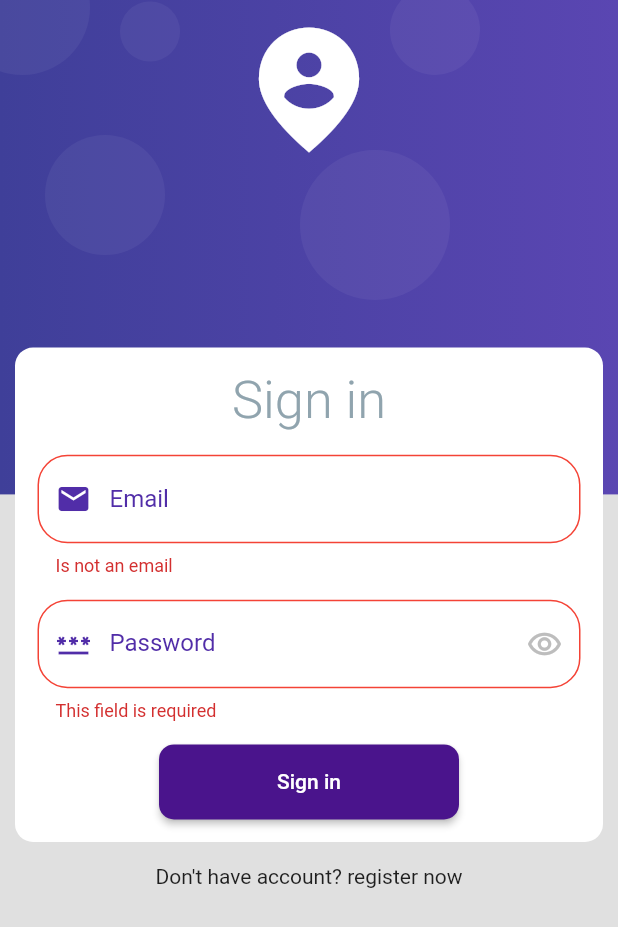
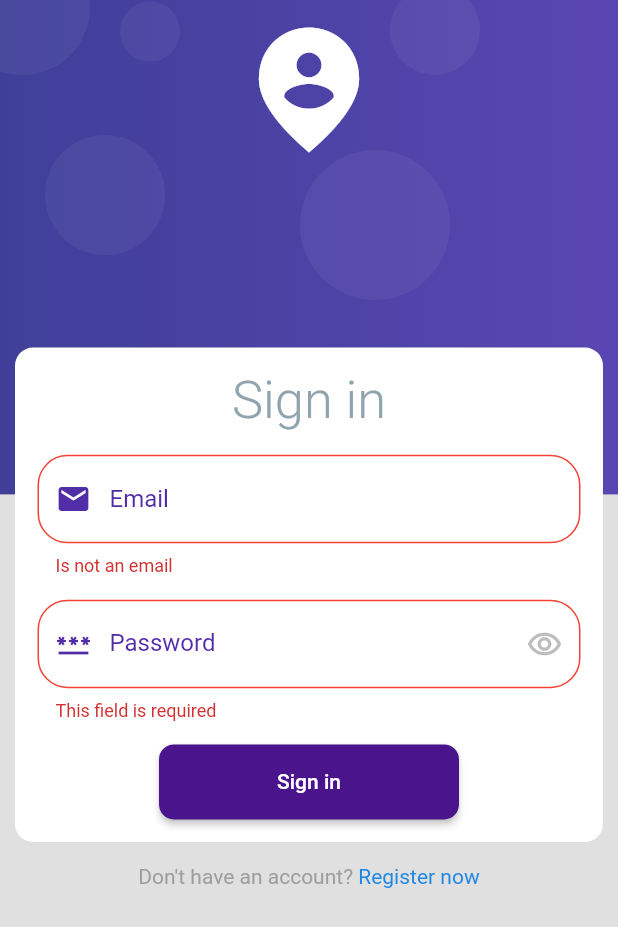
Before and after one commit to victorsdd01/products_app, a Flutter app: the LoginPage screen opened by its route, after a tap on "Sign in", on a phone screen of 412 x 824 dp. Shown: the top 927 px of the screen. Run offline on Flutter 3.47's test engine with Material 2 defaults, Android fonts, the phone set to English and light mode, and no system bars; our stand-ins replace dio, firebase_core, image_picker, shared_preferences; accounts and stored records are empty; network calls fail.

```diff
--- a/lib/main.dart
+++ b/lib/main.dart
@@ -16,6 +16,8 @@ void main() async {
         ChangeNotifierProvider(create: (context) => LoginFormProvider()),
         ChangeNotifierProvider(create: (context) => ProductsProvider()),
         ChangeNotifierProvider(create: (context) => ProductServices()),
+        ChangeNotifierProvider(create: (context) => AuthService()),
+        ChangeNotifierProvider(create: (context) => SignUpProvider()),
       ],
       child: const MyApp(),
     )
--- /dev/null
+++ b/lib/src/models/auth.dart
@@ -0,0 +1,92 @@
+class Auth {
+
+  String kind;
+  String idToken;
+  String email;
+  String refreshToken;
+  String expiresIn;
+  String localId;
+
+  Auth({
+    required this.kind,
+    required this.idToken,
+    required this.email,
+    required this.refreshToken,
+    required this.expiresIn,
+    required this.localId,
+  });
+
+  factory Auth.fromMap(Map<String,dynamic> json) => Auth(
+    kind: json['kind'],
+    idToken: json['idToken'],
+    email: json['email'],
+    refreshToken: json['refreshToken'],
+    expiresIn: json['expiresIn'],
+    localId: json['localId'],
+  );
+
+
+  Map<String, dynamic> toMap() => {
+    "kind": kind,
+    "idToken": idToken,
+    "email": email,
+    "refreshToken": refreshToken,
+    "expiresIn": expiresIn,
+    "localId": localId,
+  };
+
+}
+
+class AuthLogin{
+
+  String kind;
+  String localId;
+  String email;
+  String displayName;
+  String idToken;
+  bool registered;
+
+  AuthLogin({
+    required this.kind,
+    required this.localId,
+    required this.email,
+    required this.displayName,
+    required this.idToken,
+    required this.registered,
+  });
+
+  factory AuthLogin.fromMap(Map<String,dynamic> json) => AuthLogin(
+      kind       : json ['kind'],
+      localId    : json ['localId'],
+      email      : json ['email'],
+      displayName: json ['displayName'],
+      idToken    : json ['idToken'],
+      registered : json ['registered']
+  );
+
+  Map<String,dynamic> topMap() => {
+    "kind": kind,
+    "localId": localId,
+    "email": email,
+    "displayName": displayName,
+    "idToken": idToken,
+    "registered": registered,
+  };
+
+}
+
+
+class AuthError {
+
+  int code;
+  String message;
+   AuthError({
+    required this.code,
+    required this.message,
+   });
+
+  factory AuthError.fromMap(Map<String,dynamic> json) => AuthError(
+    code: json['code'],
+    message: json['message']
+  );
+}
--- a/lib/src/models/models.dart
+++ b/lib/src/models/models.dart
@@ -1 +1,5 @@
+
+
 export 'package:productos_app/src/models/products.dart';
+export 'package:productos_app/src/models/user.dart';
+export 'package:productos_app/src/models/auth.dart';
--- /dev/null
+++ b/lib/src/models/user.dart
@@ -0,0 +1,34 @@
+
+
+class NewUser{
+
+  String email;
+  String password;
+
+  NewUser({
+    required this.email,
+    required this.password,
+  });
+
+  Map<String, dynamic> toMap() => {
+    "email": email,
+    "password": password,
+  };
+
+}
+
+
+class User{
+  String email;
+  String password;
+
+  User({
+    required this.email,
+    required this.password,
+  });
+
+  Map<String,dynamic> toMap() => {
+    "email":email,
+    "password":password,
+  };
+}
--- a/lib/src/providers/login_form_provider.dart
+++ b/lib/src/providers/login_form_provider.dart
@@ -1,3 +1,5 @@
+
+// ignore_for_file: prefer_final_fields
 
 import 'package:flutter/cupertino.dart';
 
@@ -5,22 +7,44 @@ class LoginFormProvider extends ChangeNotifier{
 
    GlobalKey<FormState> formKey =  GlobalKey<FormState>();
 
-    String email= '';
-    String password = '';
+    String _email= '';
+    String _password = '';
+    bool _showPassword = true;
+    bool _autoFocus = true;
+    bool _isEnableEmail = true;
+    bool _isEnablePass  = false;
+    FocusNode emailFnode = FocusNode();
+    FocusNode passwordFnode = FocusNode();
 
-    bool _isLoading = false;
+    String get email => _email;
+    String get password => _password;
+    bool   get showPassword => _showPassword;
+    bool   get autoFocus => _autoFocus;
+    bool   get isEnableEmail => _isEnableEmail;
+    bool   get isEnablePass => _isEnablePass;
 
-    bool get isLoading => _isLoading;
-
-    set isLoading(bool value){
-      _isLoading = value;
+    set email(String value){
+      _email = value;
       notifyListeners();
     }
+    set password(String value){
+      _password = value;
+      notifyListeners();
+    }
+    set showPassword(bool value){
+      _showPassword = value;
+      notifyListeners();
+    }
+
 
     bool isValidForm(){
       return formKey.currentState?.validate() ?? false;
     }
 
-
-
+    @override
+  void dispose() {
+    emailFnode.dispose();
+    passwordFnode.dispose();
+    super.dispose();
+  }
 }
--- a/lib/src/providers/providers.dart
+++ b/lib/src/providers/providers.dart
@@ -1,3 +1,4 @@
+export 'package:productos_app/src/providers/sign_up_provider.dart';
 export 'package:productos_app/src/providers/products_provider.dart';
 export  'package:productos_app/src/providers/login_form_provider.dart';
 export 'package:productos_app/src/providers/session_provider.dart';
--- a/lib/src/routes/routes.dart
+++ b/lib/src/routes/routes.dart
@@ -4,12 +4,13 @@ import 'package:productos_app/src/ui/pages/pages.dart';
 
 class AppRoutes{
 
-    static const String initialRoute= 'home';
+    static const String initialRoute= 'login';
     static Map<String, Widget Function(BuildContext)> routes = {
 
-      'login' : (context) => const LoginPage(),
-      'home'  : (context) => const HomePage(),
-      'test'  : (context) => const TestPage(),
+      'login'    : (_) => const LoginPage(),
+      'register' : (_) => const RegisterUser(),
+      'home'     : (_) => const HomePage(),
+      'test'     : (_) => const TestPage(),
 
     };
 }
--- a/lib/src/services/services.dart
+++ b/lib/src/services/services.dart
@@ -1 +1,3 @@
+
 export 'package:productos_app/src/services/product_services.dart';
+export 'package:productos_app/src/services/auth_service.dart';
--- a/lib/src/ui/pages/pages.dart
+++ b/lib/src/ui/pages/pages.dart
@@ -1,7 +1,8 @@
 //pages
 
+export 'package:productos_app/src/ui/pages/login/login_page.dart';
+export 'package:productos_app/src/ui/pages/register/register.dart';
 export 'package:productos_app/src/ui/pages/test.dart';
-export 'package:productos_app/src/ui/pages/login/login_page.dart';
 
 //-- material
 
--- a/lib/src/ui/themes/theme.dart
+++ b/lib/src/ui/themes/theme.dart
@@ -8,7 +8,6 @@ class AppTheme{
     return ThemeData.light().copyWith(
       scaffoldBackgroundColor: Colors.grey.shade300,
       inputDecorationTheme:  InputDecorationTheme(
-
         labelStyle: TextStyle(color: Colors.deepPurple.shade700),
         hintStyle: TextStyle(color: Colors.grey.shade400),
         prefixIconColor: Colors.deepPurple.shade700,
--- a/lib/src/widgets/buttons/customButton.dart
+++ b/lib/src/widgets/buttons/customButton.dart
@@ -12,7 +12,8 @@ class CustomButtom extends StatelessWidget {
     this.height,
     required this.text,
     this.textColor,
-    this.backgroundColor
+    this.backgroundColor,
+    this.child,
   });
 
 
@@ -23,6 +24,7 @@ class CustomButtom extends StatelessWidget {
   final String text;
   final Color? textColor;
   final Color? backgroundColor;
+  final Widget? child;
 
   @override
   Widget build(BuildContext context) {
@@ -35,7 +37,7 @@ class CustomButtom extends StatelessWidget {
       disabledColor: Colors.grey.shade500,
       minWidth: width != null ? width! * 10 : 0,
       height: height,
-      child: Text(text,style: TextStyle(
+      child: child ?? Text(text,style: TextStyle(
           color: textColor ??  Colors.black
         ),
       ),
--- a/lib/src/widgets/loginForm/loginForm.dart
+++ b/lib/src/widgets/loginForm/loginForm.dart
@@ -1,10 +1,13 @@
-// ignore_for_file: file_names
+// ignore_for_file: file_names, dead_code
+import 'package:flutter/gestures.dart';
+import 'package:productos_app/src/models/user.dart';
 import 'package:productos_app/src/providers/providers.dart';
+import 'package:productos_app/src/services/auth_service.dart';
 import 'package:productos_app/src/ui/pages/pages.dart';
 import 'package:productos_app/src/widgets/widgtes.dart';
 import 'package:provider/provider.dart';
 
-class LoginForm extends StatefulWidget {
+class LoginForm extends StatelessWidget {
   const LoginForm({
     super.key,
     required this.size,
@@ -13,38 +16,10 @@ class LoginForm extends StatefulWidget {
   final Size size;
 
   @override
-  State<LoginForm> createState() => _LoginFormState();
-}
-
-class _LoginFormState extends State<LoginForm> {
-
-  final TextEditingController emailController =  TextEditingController();
-  late bool showPassword = true;
-  late bool autoFocus = true;
-  late bool isEnableEmail = true;
-  late bool isEnablePass  = false;
-  late FocusNode emailFnode;
-  late FocusNode passwordFnode;
-
-  @override
-  void initState() {
-    super.initState();
-    emailFnode =  FocusNode();
-    passwordFnode =  FocusNode();
-  }
-
-  @override
-  void dispose() {
-    emailController.dispose();
-    emailFnode.dispose();
-    passwordFnode.dispose();
-    super.dispose();
-  }
-
-  @override
   Widget build(BuildContext context) {
 
     final LoginFormProvider loginFormProvider =  Provider.of<LoginFormProvider>(context);
+    final AuthService authService = Provider.of<AuthService>(context);
 
     return SingleChildScrollView(
       child: Column(
@@ -56,8 +31,8 @@ class _LoginFormState extends State<LoginForm> {
               borderRadius: BorderRadius.circular(12.0)
             ),
            margin: const  EdgeInsets.only(left:10.0, right: 10.0),
-           width: widget.size.width,
-           height: widget.size.height * 0.40,
+           width: size.width,
+           height: size.height * 0.40,
            child:Form(
             key: loginFormProvider.formKey,
              child: Column(
@@ -74,23 +49,32 @@ class _LoginFormState extends State<LoginForm> {
                 const Spacer(),
                 TextFormField(
                   //enabled: isEnableEmail,
-                  focusNode: emailFnode,
+                  focusNode: loginFormProvider.emailFnode,
                   textInputAction: TextInputAction.next,
                   cursorColor: Colors.deepPurple.shade700,
-                  autofocus: true,
+                  autofocus: loginFormProvider.autoFocus,
                   keyboardType: TextInputType.text,
                   decoration:  InputDecoration(
                     labelText: 'Email',
-                    labelStyle: TextStyle(color: isEnableEmail ? Colors.deepPurple.shade700 : Colors.grey.shade400 ),
-                    prefixIcon: Icon(Icons.email, color: isEnableEmail ? Colors.deepPurple.shade700 : Colors.grey.shade400,),
+                    labelStyle: TextStyle(color: loginFormProvider.isEnableEmail ? Colors.deepPurple.shade700 : Colors.grey.shade400 ),
+                    prefixIcon: Icon(Icons.email, color: loginFormProvider.isEnableEmail ? Colors.deepPurple.shade700 : Colors.grey.shade400,),
                     hintText: 'Email',
-
+                    errorText: authService.validEmail ? null : 'Incorrect email',
+                    // enabledBorder: authService.validEmail
+                    // ? OutlineInputBorder(
+                    //     borderSide: BorderSide(color: Colors.green.shade300,),
+                    //     borderRadius: BorderRadius.circular(20)
+                    //   )
+                    // : null
                   ),
                   onFieldSubmitted: (value) {
-                    emailFnode.unfocus();
-                    FocusScope.of(context).requestFocus(passwordFnode);
+                    loginFormProvider.emailFnode.unfocus();
+                    FocusScope.of(context).requestFocus(loginFormProvider.passwordFnode);
                   },
-                  onChanged: (value) => loginFormProvider.email = value,
+                  onChanged: (value) {
+                    loginFormProvider.email = value;
+                    if(!authService.validEmail) authService.validEmail = true;
+                  },
                   validator: (value) {
                      String pattern = r'^(([^<>()[\]\\.,;:\s@\"]+(\.[^<>()[\]\\.,;:\s@\"]+)*)|(\".+\"))@((\[[0-9]{1,3}\.[0-9]{1,3}\.[0-9]{1,3}\.[0-9]{1,3}\])|(([a-zA-Z\-0-9]+\.)+[a-zA-Z]{2,}))$';
                      RegExp regExp  =  RegExp(pattern);
@@ -102,33 +86,36 @@ class _LoginFormState extends State<LoginForm> {
                 ),
                 const Spacer(),
                  TextFormField(
-                  focusNode: passwordFnode,
+                  focusNode: loginFormProvider.passwordFnode,
                   cursorColor: Colors.deepPurple.shade700,
                   decoration: InputDecoration(
+                    errorText: authService.validPassword ? null : 'Incorrect password',
                     labelText: 'Password',
                     labelStyle: TextStyle(color: Colors.deepPurple.shade700  ),
                     hintText: 'Password',
                     prefixIcon: Icon(Icons.password, color: Colors.deepPurple.shade700),
+                    // enabledBorder: authService.validPassword
+                    // ? OutlineInputBorder(
+                    //   borderSide: BorderSide(color: Colors.green.shade300,),
+                    //   borderRadius: BorderRadius.circular(20)
+                    // )
+                    // : null,
                     suffixIcon: IconButton(
                       icon:  Icon(
-                        showPassword ? Icons.remove_red_eye_outlined : Icons.remove_red_eye,
-                        color: !showPassword ?  Colors.deepPurple.shade700 :  Colors.grey.shade400,
+                        loginFormProvider.showPassword ? Icons.remove_red_eye_outlined : Icons.remove_red_eye,
+                        color: !loginFormProvider.showPassword ?  Colors.deepPurple.shade700 :  Colors.grey.shade400,
                       ),
-                      onPressed: (){
-                        setState(() {
-                          showPassword = !showPassword;
-                        });
-                      },
+                      onPressed: () => loginFormProvider.showPassword = !loginFormProvider.showPassword,
                     ),
                   ),
                   keyboardType: TextInputType.text,
-                  obscureText: showPassword,
+                  obscureText: loginFormProvider.showPassword,
                   obscuringCharacter: '*',
                   autovalidateMode: AutovalidateMode.onUserInteraction,
-                  onFieldSubmitted: (value) {
-                    print('Doing the petition...');
+                  onChanged: (value) {
+                    loginFormProvider.password =  value;
+                    if(!authService.validPassword) authService.validPassword = true;
                   },
-                  onChanged: (value) => loginFormProvider.password =  value,
                   validator: (value) {
                       if(value == ''){
                         return 'This field is required';
@@ -143,25 +130,50 @@ class _LoginFormState extends State<LoginForm> {
                   borderRadius: 10.0,
                   width: 20,
                   height: 50,
-                  text: loginFormProvider.isLoading == true ? 'Wait...' : 'Sign in',
+                  text: !authService.validating ? 'Sign in' : '',
                   textColor: Colors.white,
                   backgroundColor: Colors.purple.shade900,
-                  onClick: loginFormProvider.isLoading ? null : () async {
-                    emailFnode.unfocus();
-                    FocusScope.of(context).requestFocus(passwordFnode);
+                  onClick: authService.validating ? null : () async {
+                    loginFormProvider.emailFnode.unfocus();
+                    FocusScope.of(context).requestFocus(loginFormProvider.passwordFnode);
                     FocusScope.of(context).unfocus();
-                    if(!loginFormProvider.isValidForm()) return;
-                    loginFormProvider.isLoading = true;
-                    Navigator.pushReplacementNamed(context, 'home');
-                  }
+                    final valid = loginFormProvider.isValidForm();
+                    if(valid){
+                      await authService.signIn(User(email: loginFormProvider.email, password:loginFormProvider.password)).then((value) {
+                        switch (value) {
+                          case "EMAIL_NOT_FOUND":
+                            authService.validEmail = false;
+                            break;
+                          case "INVALID_PASSWORD":
+                          authService.validPassword = false;
+                            break;
+                          case "true":
+                          Navigator.pushReplacementNamed(context, "home");
+                        }
+                      });
+                    }
+                  },
+                  child: authService.validating ? const CircularProgressIndicator.adaptive() : null
                 )
               ],
              ),
            )
           ),
-          const Padding(
-            padding:  EdgeInsets.only(top: 15),
-            child:  Text("Don't have account? register now"),
+           Padding(
+            padding:  const EdgeInsets.only(top: 15),
+            child:  RichText(
+              text:  TextSpan(
+                children: [
+                  TextSpan(text: "Don't have an account? ",style: TextStyle(color: Colors.grey.shade500)),
+                  TextSpan(
+                    text: "Register now",
+                    style: TextStyle(
+                      color: Colors.blue.shade600,),
+                      recognizer: TapGestureRecognizer()..onTap = () => Navigator.pushReplacementNamed(context, "register")
+                    ),
+                ]
+              ),
+            ),
           )
         ],
       ),
--- a/pubspec.yaml
+++ b/pubspec.yaml
@@ -35,6 +35,7 @@ dependencies:
   firebase_core: ^2.7.0
   flutter:
     sdk: flutter
+  flutter_secure_storage: ^8.0.0
   image_picker: ^0.8.7+1
   lottie: ^2.2.0
   provider: ^6.0.5
```
Also changed, not shown: lib/src/providers/sign_up_provider.dart (added, +54 -0 lines), lib/src/services/auth_service.dart (added, +78 -0 lines), lib/src/ui/pages/register/register.dart (added, +182 -0 lines), pubspec.lock, 5 other files.
